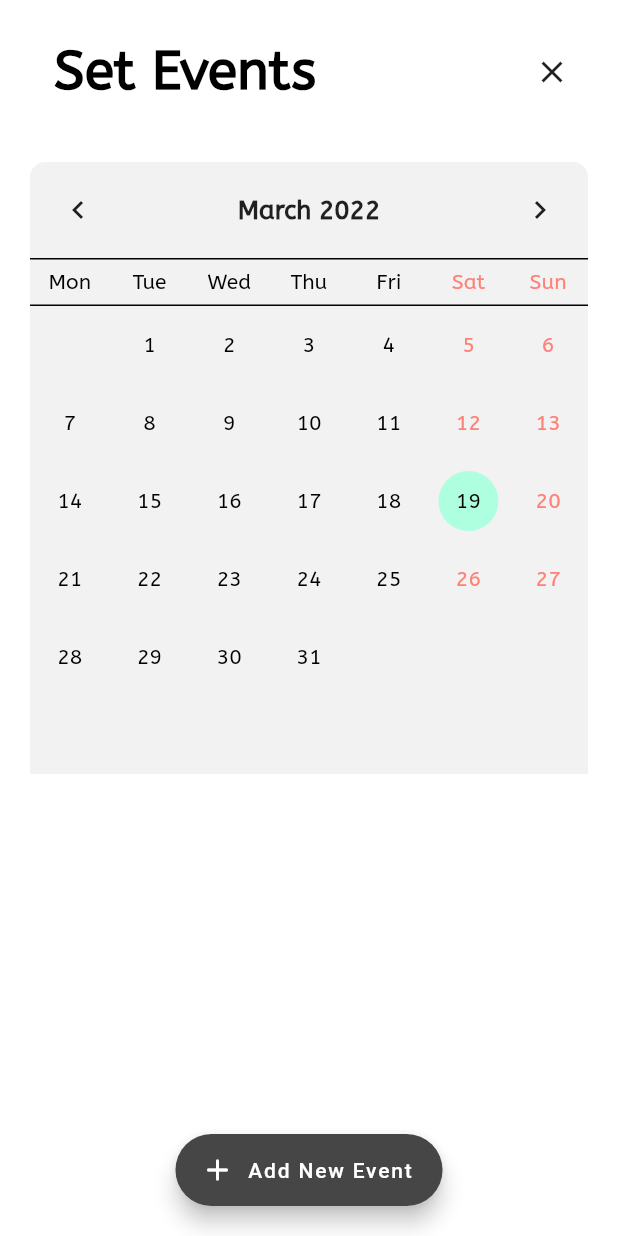
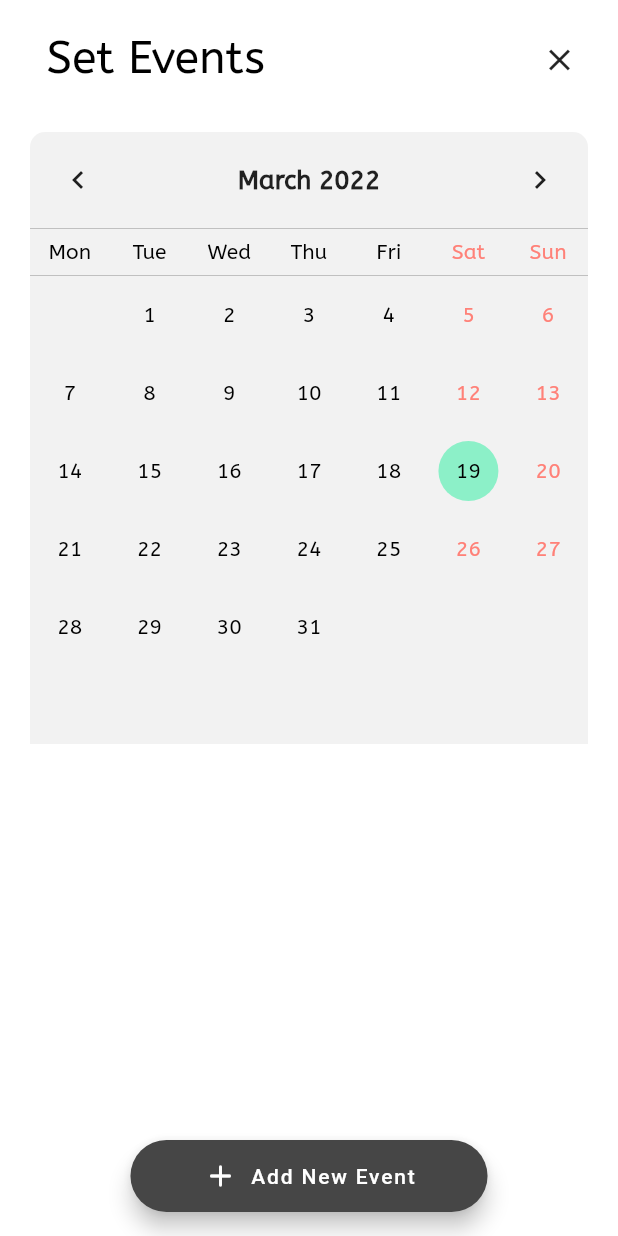
Before and after one commit to Lakhankumawat/smart-home-app, a Flutter app: the SetEventScreen screen opened by its route, on a phone screen of 412 x 824 dp. Run offline on Flutter 3.47's test engine with Material 2 defaults, Android fonts, the light colour scheme and no system bars; drawn by our look-alikes of table_calendar; our stand-ins replace dotted_border, flutter_svg, font_awesome_flutter, get_it, image_picker, lottie and 2 more; Roboto replaces fonts that are missing (Nato Sans).

Commit message:
Updated the Theme & SetEventScreen

```diff
--- a/lib/src/screens/set_event_screen/set_event_screen.dart
+++ b/lib/src/screens/set_event_screen/set_event_screen.dart
@@ -30,25 +30,29 @@ class _SetEventScreenState extends State<SetEventScreen> {
 
   @override
   Widget build(BuildContext context) {
-    return Container(
-      color: Colors.white,
-      padding: const EdgeInsets.all(20),
-      child: Scaffold(
+    return Scaffold(
       backgroundColor: Colors.white,
       appBar: AppBar(
         automaticallyImplyLeading: false,
         backgroundColor: Colors.white,
         iconTheme: Theme.of(context).iconTheme,
-          title: Text(
+        title: Padding(
+          padding: const EdgeInsets.only(top: 20, left: 15),
+          child: Text(
             'Set Events',
             style: AlertDialogTheme.appBarTextStyle,
           ),
+        ),
         elevation: 0,
         actions: const <Widget>[
-            CloseButton(),
+          Padding(
+            padding: EdgeInsets.only(top: 20, right: 15),
+            child: CloseButton(),
+          ),
         ],
       ),
       body: ListView(
+        padding: const EdgeInsets.symmetric(horizontal: 20),
         children: [
           TableCalendar(
             firstDay: DateTime.utc(today.year, today.month),
@@ -73,10 +77,11 @@ class _SetEventScreenState extends State<SetEventScreen> {
           ...getEventsForDay(selectedDay).map(
             (event) => EventListTile(text: event.toString()),
           ),
-            const SizedBox(height: 32),
+          const SizedBox(height: 48),
         ],
       ),
       floatingActionButton: FloatingActionButton.extended(
+        extendedPadding: const EdgeInsets.symmetric(horizontal: 48),
         onPressed: () {
           if (selectedDay == null) {
             showDialog(
@@ -125,9 +130,7 @@ class _SetEventScreenState extends State<SetEventScreen> {
                         // Add the Event to the List of Events
                         if (eventsForDay[selectedDay] == null) {
                           // If this is the first event
-                            eventsForDay[selectedDay!] = [
-                              Event(controller.text)
-                            ];
+                          eventsForDay[selectedDay!] = [Event(controller.text)];
                         } else {
                           eventsForDay[selectedDay]!
                               .add(Event(controller.text));
@@ -152,9 +155,8 @@ class _SetEventScreenState extends State<SetEventScreen> {
         icon: const Icon(Icons.add_rounded),
         backgroundColor: const Color(0xFF464646),
       ),
-        floatingActionButtonLocation: FloatingActionButtonLocation.centerDocked,
+      floatingActionButtonLocation: FloatingActionButtonLocation.centerFloat,
       resizeToAvoidBottomInset: false,
-      ),
     );
   }
 }
--- a/lib/src/screens/set_event_screen/theme/alert_dialog_theme.dart
+++ b/lib/src/screens/set_event_screen/theme/alert_dialog_theme.dart
@@ -5,8 +5,8 @@ abstract class AlertDialogTheme {
     return const TextStyle(
       fontFamily: 'ABeeZee',
       color: Colors.black,
-      fontSize: 36,
-      fontWeight: FontWeight.bold,
+      fontSize: 30,
+      fontWeight: FontWeight.w500,
     );
   }
 
--- a/lib/src/screens/set_event_screen/theme/calendar_theme.dart
+++ b/lib/src/screens/set_event_screen/theme/calendar_theme.dart
@@ -12,7 +12,7 @@ abstract class CalendarTheme {
         fontFamily: 'ABeeZee',
       ),
       todayDecoration: BoxDecoration(
-        color: Color(0xFFAEFFDF),
+        color: Color(0xFF8CF0C8),
         shape: BoxShape.circle,
       ),
       todayTextStyle: TextStyle(
@@ -59,7 +59,12 @@ abstract class CalendarTheme {
     return const DaysOfWeekStyle(
       decoration: BoxDecoration(
         color: Color(0xFFF2F2F2),
-        border: Border.symmetric(horizontal: BorderSide()),
+        border: Border.symmetric(
+          horizontal: BorderSide(
+            width: 0.25,
+            color: Color(0xFF696969),
+          ),
+        ),
       ),
       weekendStyle: TextStyle(
         color: Color(0xFFFF8178),
```
Lines whose indentation alone changed are shown as unchanged.
